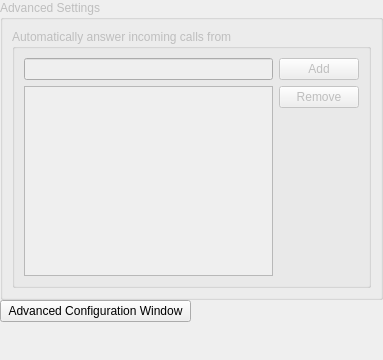
This is wengophone/src/presentation/qt/config/AdvancedSettings.ui in tkrotoff/WengoPhone as Qt 5 draws it before an edit. The edited form follows.
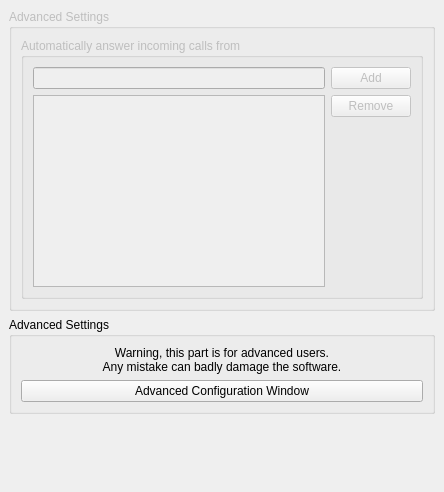
This is the edited form.

What changed in the file:
```diff
--- a/wengophone/src/presentation/qt/config/AdvancedSettings.ui
+++ b/wengophone/src/presentation/qt/config/AdvancedSettings.ui
@@ -8,38 +8,328 @@
    <rect>
     <x>0</x>
     <y>0</y>
-    <width>383</width>
-    <height>360</height>
+    <width>444</width>
+    <height>492</height>
    </rect>
   </property>
   <layout class="QGridLayout" >
    <property name="margin" >
-    <number>0</number>
+    <number>9</number>
    </property>
    <property name="spacing" >
-    <number>0</number>
+    <number>6</number>
    </property>
-   <item row="1" column="0" >
-    <widget class="QPushButton" name="advancedConfigWindowButton" >
-     <property name="text" >
-      <string>Advanced Configuration Window</string>
-     </property>
-    </widget>
-   </item>
-   <item row="2" column="1" >
+   <item row="2" column="0" >
     <spacer>
      <property name="orientation" >
       <enum>Qt::Vertical</enum>
      </property>
      <property name="sizeHint" >
       <size>
-       <width>20</width>
-       <height>40</height>
+       <width>21</width>
+       <height>32</height>
       </size>
      </property>
     </spacer>
    </item>
-   <item row="0" column="0" colspan="2" >
+   <item row="1" column="0" >
+    <widget class="QGroupBox" name="groupBox" >
+     <property name="title" >
+      <string>Advanced Settings</string>
+     </property>
+     <layout class="QGridLayout" >
+      <property name="margin" >
+       <number>9</number>
+      </property>
+      <property name="spacing" >
+       <number>6</number>
+      </property>
+      <item row="1" column="0" >
+       <widget class="QPushButton" name="advancedConfigWindowButton" >
+        <property name="text" >
+         <string>Advanced Configuration Window</string>
+        </property>
+       </widget>
+      </item>
+      <item row="0" column="0" >
+       <widget class="QLabel" name="label" >
+        <property name="palette" >
+         <palette>
+          <active>
+           <color>
+            <red>0</red>
+            <green>0</green>
+            <blue>0</blue>
+           </color>
+           <color>
+            <red>221</red>
+            <green>223</green>
+            <blue>228</blue>
+           </color>
+           <color>
+            <red>255</red>
+            <green>255</green>
+            <blue>255</blue>
+           </color>
+           <color>
+            <red>255</red>
+            <green>255</green>
+            <blue>255</blue>
+           </color>
+           <color>
+            <red>85</red>
+            <green>85</green>
+            <blue>85</blue>
+           </color>
+           <color>
+            <red>199</red>
+            <green>199</green>
+            <blue>199</blue>
+           </color>
+           <color>
+            <red>255</red>
+            <green>0</green>
+            <blue>0</blue>
+           </color>
+           <color>
+            <red>255</red>
+            <green>255</green>
+            <blue>255</blue>
+           </color>
+           <color>
+            <red>0</red>
+            <green>0</green>
+            <blue>0</blue>
+           </color>
+           <color>
+            <red>255</red>
+            <green>255</green>
+            <blue>255</blue>
+           </color>
+           <color>
+            <red>239</red>
+            <green>239</green>
+            <blue>239</blue>
+           </color>
+           <color>
+            <red>0</red>
+            <green>0</green>
+            <blue>0</blue>
+           </color>
+           <color>
+            <red>103</red>
+            <green>141</green>
+            <blue>178</blue>
+           </color>
+           <color>
+            <red>255</red>
+            <green>255</green>
+            <blue>255</blue>
+           </color>
+           <color>
+            <red>0</red>
+            <green>0</green>
+            <blue>238</blue>
+           </color>
+           <color>
+            <red>82</red>
+            <green>24</green>
+            <blue>139</blue>
+           </color>
+           <color>
+            <red>232</red>
+            <green>232</green>
+            <blue>232</blue>
+           </color>
+          </active>
+          <inactive>
+           <color>
+            <red>0</red>
+            <green>0</green>
+            <blue>0</blue>
+           </color>
+           <color>
+            <red>221</red>
+            <green>223</green>
+            <blue>228</blue>
+           </color>
+           <color>
+            <red>255</red>
+            <green>255</green>
+            <blue>255</blue>
+           </color>
+           <color>
+            <red>255</red>
+            <green>255</green>
+            <blue>255</blue>
+           </color>
+           <color>
+            <red>85</red>
+            <green>85</green>
+            <blue>85</blue>
+           </color>
+           <color>
+            <red>199</red>
+            <green>199</green>
+            <blue>199</blue>
+           </color>
+           <color>
+            <red>255</red>
+            <green>0</green>
+            <blue>0</blue>
+           </color>
+           <color>
+            <red>255</red>
+            <green>255</green>
+            <blue>255</blue>
+           </color>
+           <color>
+            <red>0</red>
+            <green>0</green>
+            <blue>0</blue>
+           </color>
+           <color>
+            <red>255</red>
+            <green>255</green>
+            <blue>255</blue>
+           </color>
+           <color>
+            <red>239</red>
+            <green>239</green>
+            <blue>239</blue>
+           </color>
+           <color>
+            <red>0</red>
+            <green>0</green>
+            <blue>0</blue>
+           </color>
+           <color>
+            <red>103</red>
+            <green>141</green>
+            <blue>178</blue>
+           </color>
+           <color>
+            <red>255</red>
+            <green>255</green>
+            <blue>255</blue>
+           </color>
+           <color>
+            <red>0</red>
+            <green>0</green>
+            <blue>238</blue>
+           </color>
+           <color>
+            <red>82</red>
+            <green>24</green>
+            <blue>139</blue>
+           </color>
+           <color>
+            <red>232</red>
+            <green>232</green>
+            <blue>232</blue>
+           </color>
+          </inactive>
+          <disabled>
+           <color>
+            <red>128</red>
+            <green>128</green>
+            <blue>128</blue>
+           </color>
+           <color>
+            <red>221</red>
+            <green>223</green>
+            <blue>228</blue>
+           </color>
+           <color>
+            <red>255</red>
+            <green>255</green>
+            <blue>255</blue>
+           </color>
+           <color>
+            <red>255</red>
+            <green>255</green>
+            <blue>255</blue>
+           </color>
+           <color>
+            <red>85</red>
+            <green>85</green>
+            <blue>85</blue>
+           </color>
+           <color>
+            <red>199</red>
+            <green>199</green>
+            <blue>199</blue>
+           </color>
+           <color>
+            <red>199</red>
+            <green>199</green>
+            <blue>199</blue>
+           </color>
+           <color>
+            <red>255</red>
+            <green>255</green>
+            <blue>255</blue>
+           </color>
+           <color>
+            <red>128</red>
+            <green>128</green>
+            <blue>128</blue>
+           </color>
+           <color>
+            <red>239</red>
+            <green>239</green>
+            <blue>239</blue>
+           </color>
+           <color>
+            <red>239</red>
+            <green>239</green>
+            <blue>239</blue>
+           </color>
+           <color>
+            <red>0</red>
+            <green>0</green>
+            <blue>0</blue>
+           </color>
+           <color>
+            <red>86</red>
+            <green>117</green>
+            <blue>148</blue>
+           </color>
+           <color>
+            <red>255</red>
+            <green>255</green>
+            <blue>255</blue>
+           </color>
+           <color>
+            <red>0</red>
+            <green>0</green>
+            <blue>238</blue>
+           </color>
+           <color>
+            <red>82</red>
+            <green>24</green>
+            <blue>139</blue>
+           </color>
+           <color>
+            <red>232</red>
+            <green>232</green>
+            <blue>232</blue>
+           </color>
+          </disabled>
+         </palette>
+        </property>
+        <property name="text" >
+         <string>Warning, this part is for advanced users.&lt;br>Any mistake can badly damage the software.</string>
+        </property>
+        <property name="alignment" >
+         <set>Qt::AlignCenter</set>
+        </property>
+       </widget>
+      </item>
+     </layout>
+    </widget>
+   </item>
+   <item row="0" column="0" >
     <widget class="QGroupBox" name="advancedGroupBox" >
      <property name="enabled" >
       <bool>false</bool>
```
